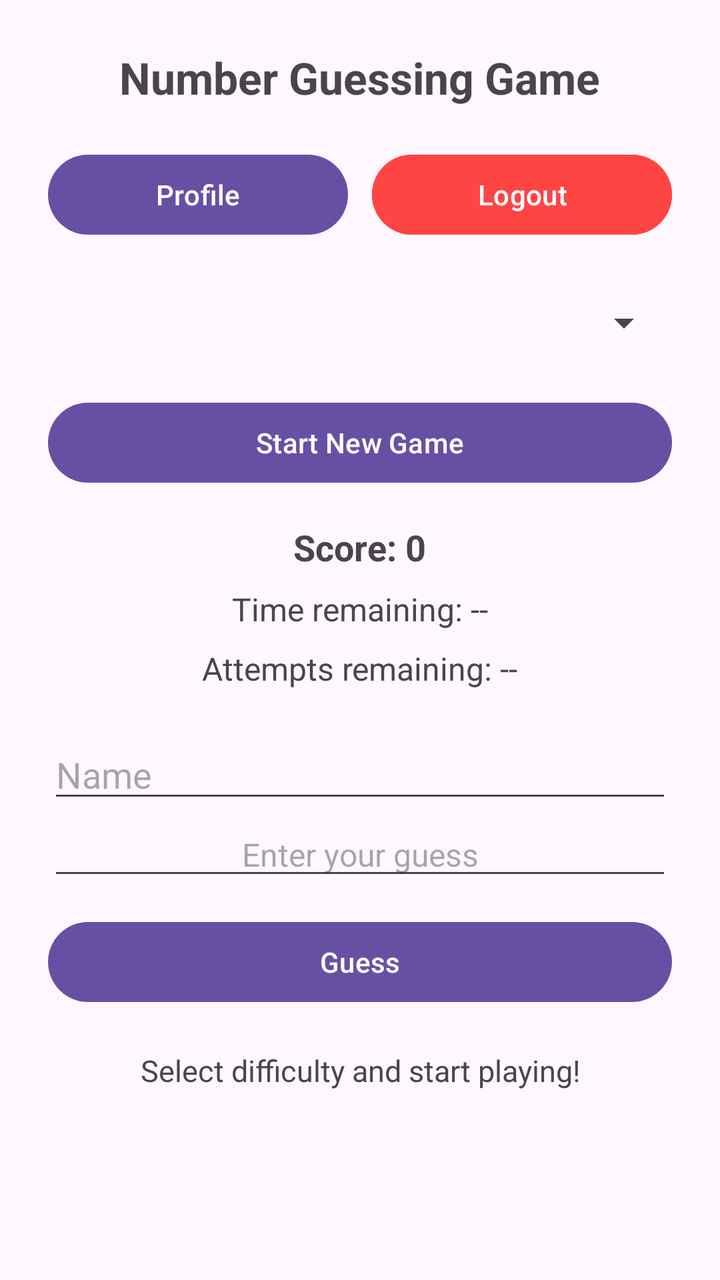
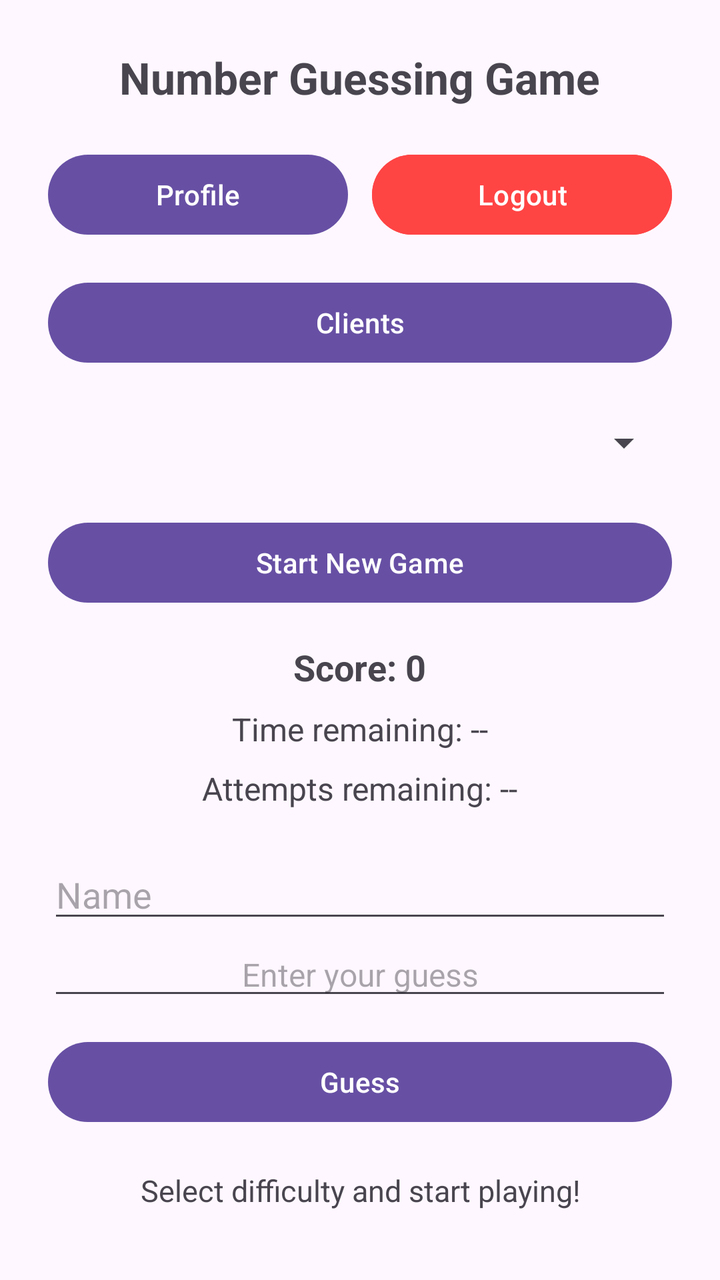

Before-and-after screenshots of an Android layout around one commit, followed by the original layout XML and the change that was made.
<!-- AndroidManifest.xml: application theme Theme.SpinnerGuess -->
<!-- res/layout/activity_main.xml -->
<?xml version="1.0" encoding="utf-8"?>
<LinearLayout xmlns:android="http://schemas.android.com/apk/res/android"
    android:layout_width="match_parent"
    android:layout_height="match_parent"
    android:orientation="vertical"
    android:padding="24dp"
    android:gravity="center_horizontal">

    <TextView
        android:layout_width="wrap_content"
        android:layout_height="wrap_content"
        android:text="Number Guessing Game"
        android:textSize="22sp"
        android:textStyle="bold"
        android:layout_marginBottom="20dp" />

    
    <LinearLayout
        android:layout_width="match_parent"
        android:layout_height="wrap_content"
        android:orientation="horizontal"
        android:weightSum="2"
        android:layout_marginBottom="16dp">

        <Button
            android:id="@+id/btnProfile"
            android:layout_width="0dp"
            android:layout_height="wrap_content"
            android:layout_weight="1"
            android:text="Profile"
            android:layout_marginEnd="6dp" />

        <Button
            android:id="@+id/btnLogout"
            android:layout_width="0dp"
            android:layout_height="wrap_content"
            android:layout_weight="1"
            android:text="Logout"
            android:layout_marginStart="6dp"
            android:backgroundTint="@android:color/holo_red_light" />
    </LinearLayout>

    <Spinner
        android:id="@+id/spinnerDifficulty"
        android:layout_width="match_parent"
        android:layout_height="48dp"
        android:layout_marginBottom="12dp" />

    <Button
        android:id="@+id/btnNewGame"
        android:layout_width="match_parent"
        android:layout_height="wrap_content"
        android:text="Start New Game"
        android:layout_marginBottom="16dp" />

    <TextView
        android:id="@+id/tvScore"
        android:layout_width="wrap_content"
        android:layout_height="wrap_content"
        android:text="Score: 0"
        android:textSize="18sp"
        android:textStyle="bold"
        android:layout_marginBottom="8dp" />

    <TextView
        android:id="@+id/tvTimer"
        android:layout_width="wrap_content"
        android:layout_height="wrap_content"
        android:text="Time remaining: --"
        android:textSize="16sp"
        android:layout_marginBottom="8dp" />

    <TextView
        android:id="@+id/tvAttempts"
        android:layout_width="wrap_content"
        android:layout_height="wrap_content"
        android:text="Attempts remaining: --"
        android:textSize="16sp"
        android:layout_marginBottom="20dp" />

    <EditText
        android:id="@+id/name"
        android:layout_width="match_parent"
        android:layout_height="wrap_content"
        android:ems="10"
        android:inputType="text"
        android:hint="Name" />

    <EditText
        android:id="@+id/etGuess"
        android:layout_width="match_parent"
        android:layout_height="wrap_content"
        android:hint="Enter your guess"
        android:inputType="number"
        android:gravity="center"
        android:textSize="16sp"
        android:layout_marginBottom="12dp" />

    <Button
        android:id="@+id/btnGuess"
        android:layout_width="match_parent"
        android:layout_height="wrap_content"
        android:text="Guess"
        android:layout_marginBottom="20dp" />

    <TextView
        android:id="@+id/tvFeedback"
        android:layout_width="wrap_content"
        android:layout_height="wrap_content"
        android:text="Select difficulty and start playing!"
        android:textSize="15sp"
        android:gravity="center" />

</LinearLayout>
<!-- resources referenced by this layout -->
<resources>
  <style name="Theme.SpinnerGuess" parent="Base.Theme.SpinnerGuess" />
  <style name="Base.Theme.SpinnerGuess" parent="Theme.Material3.DayNight.NoActionBar">
          
          
      </style>
</resources>

<!-- the commit's change to res/layout/activity_main.xml (unified diff, before → after) -->
@@ -39,6 +39,13 @@
             android:layout_marginStart="6dp"
             android:backgroundTint="@android:color/holo_red_light" />
     </LinearLayout>
+
+    <Button
+        android:id="@+id/btnClients"
+        android:layout_width="match_parent"
+        android:layout_height="wrap_content"
+        android:text="Clients"
+        android:layout_marginBottom="12dp" />
 
     <Spinner
         android:id="@+id/spinnerDifficulty"
